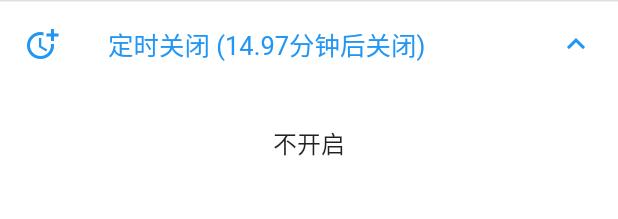
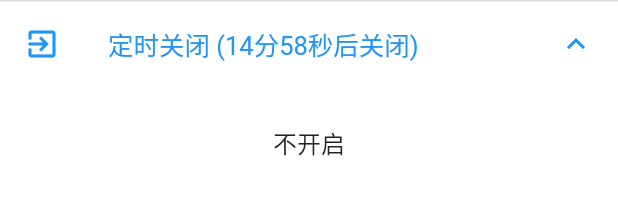
Before and after one commit to jycoast/pure_music, a Flutter app: the SettingTimeWidget widget shown alone on an empty page, opened directly, after a tap on "定时关闭", after a tap on "10分钟", after a tap on "15分钟", on a phone screen of 412 x 824 dp. Shown: the top 219 px of the screen. Run offline on Flutter 3.47's test engine with Material 2 defaults, Android fonts, the phone set to English and light mode, and no system bars; drawn by our look-alikes of pull_to_refresh; our stand-ins replace audioplayers, bubble_bottom_bar, cached_network_image, dio, font_awesome_flutter, localstorage and 4 more; accounts and stored records are empty; network calls fail; Roboto replaces fonts that are missing (system).

```diff
--- a/lib/config/apis/api.dart
+++ b/lib/config/apis/api.dart
@@ -110,7 +110,6 @@ class KMusicAPI implements API {
       Map<String, dynamic> resMap = json.decode(res.body);
       List<Song> list = [];
       for (Map<String, dynamic> map in resMap['data']['list']) {
-        map['url'] = await getPlayUrl(map['rid'].toString());
         Song model = Song.fromJsonMap(map);
         list.add(model);
       }
--- a/lib/model/home_model.dart
+++ b/lib/model/home_model.dart
@@ -4,8 +4,8 @@ import 'package:flutter_music_app/model/song_model.dart';
 import 'package:flutter_music_app/provider/view_state_refresh_list_model.dart';
 
 class HomeModel extends ViewStateRefreshListModel {
-  static const albumValueList = ['酒吧', '怀旧', '女歌手', '经典', '热门'];
-  static const forYouValueList = ['华语', '流行', '轻音乐', '排行榜', '抖音'];
+  static const albumValueList = ['酒吧', '怀旧', '女歌手', '经典', '热门', ' 工作', '运动', '人群'];
+  static const forYouValueList = ['华语', '流行', '轻音乐', '排行榜', '抖音', '古风', '轻音乐', '解压', '开车'];
 
   List<Song> _albums;
   List<Song> _forYou;
--- a/lib/ui/page/tab/mine_page.dart
+++ b/lib/ui/page/tab/mine_page.dart
@@ -4,6 +4,7 @@ import 'dart:math';
 
 import 'package:flutter/material.dart';
 import 'package:flutter/cupertino.dart';
+import 'package:flutter_music_app/Utils/TimeUtil.dart';
 import 'package:flutter_music_app/generated/i18n.dart';
 import 'package:flutter_music_app/model/local_view_model.dart';
 import 'package:flutter_music_app/model/theme_model.dart';
@@ -180,21 +181,32 @@ class SettingThemeWidget extends StatelessWidget {
   }
 }
 
+class SettingTimeWidget extends StatefulWidget {
+  @override
+  createState() => SettingTimeState();
+}
+
 class SettingTimeState extends State<SettingTimeWidget> {
   List<String> times = ['不开启', '10分钟', '15分钟', '20分钟', '30分钟'];
   Timer _timer = null;
   Timer _countdownTimer = null;
-  double _countdownTime = 0;
+  int _countdownTime = 0;
+
+  static String _durationTransform(int seconds) {
+    var d = Duration(seconds: seconds);
+    List<String> parts = d.toString().split(':');
+    return '${parts[1]}分${parts[2].substring(0, 2)}秒';
+  }
 
   @override
   Widget build(BuildContext context) {
     return ExpansionTile(
       title: Text(S.of(context).closeTime +
-          (_countdownTime.toInt() == 0
+          (_countdownTime == 0
               ? ''
-              : ' (' + _countdownTime.toStringAsFixed(2) + '分钟后关闭)')),
+              : ' (' + _durationTransform(_countdownTime) + '后关闭)')),
       leading: Icon(
-        Icons.more_time,
+        Icons.exit_to_app,
         color: Theme.of(context).accentColor,
       ),
       children: <Widget>[
@@ -217,7 +229,7 @@ class SettingTimeState extends State<SettingTimeWidget> {
                       if (_timer != null && _countdownTimer != null) {
                         _timer.cancel();
                         _countdownTimer.cancel();
-                        _countdownTime = 0.0;
+                        _countdownTime = 0;
                         print('已取消');
                       }
                     } else {
@@ -230,12 +242,12 @@ class SettingTimeState extends State<SettingTimeWidget> {
                         print('应用即将关闭：' + DateTime.now().toString());
                         SystemNavigator.pop();
                       });
-                      _countdownTime = intTime.toDouble();
+                      _countdownTime = intTime * 60;
                       // 定时更新当前时间的 _countdownTime 字符串
                       _countdownTimer =
-                          Timer.periodic(Duration(milliseconds: 500), (timer) {
+                          Timer.periodic(Duration(seconds: 1), (timer) {
                         setState(() {
-                          this._countdownTime = _countdownTime - 0.005;
+                          this._countdownTime = _countdownTime - 1;
                         });
                       });
                     }
@@ -250,8 +262,3 @@ class SettingTimeState extends State<SettingTimeWidget> {
     );
   }
 }
-
-class SettingTimeWidget extends StatefulWidget {
-  @override
-  createState() => SettingTimeState();
-}
--- a/pubspec.yaml
+++ b/pubspec.yaml
@@ -11,7 +11,7 @@ description: A new Flutter project.
 # In iOS, build-name is used as CFBundleShortVersionString while build-number used as CFBundleVersion.
 # Read more about iOS versioning at
 # https://developer.apple.com/library/archive/documentation/General/Reference/InfoPlistKeyReference/Articles/CoreFoundationKeys.html
-version: 1.0.0+1
+version: 0.1.0+1
 
 environment:
   sdk: ">=2.2.2 <3.0.0"
```
Also changed, not shown: lib/Utils/TimeUtil.dart (added, +13 -0 lines), lib/model/song_model.dart (+54 -7 lines), lib/ui/page/player_page.dart (+1 -11 lines), lib/ui/widget/player_carousel.dart (+1 -16 lines), 17 other files.
